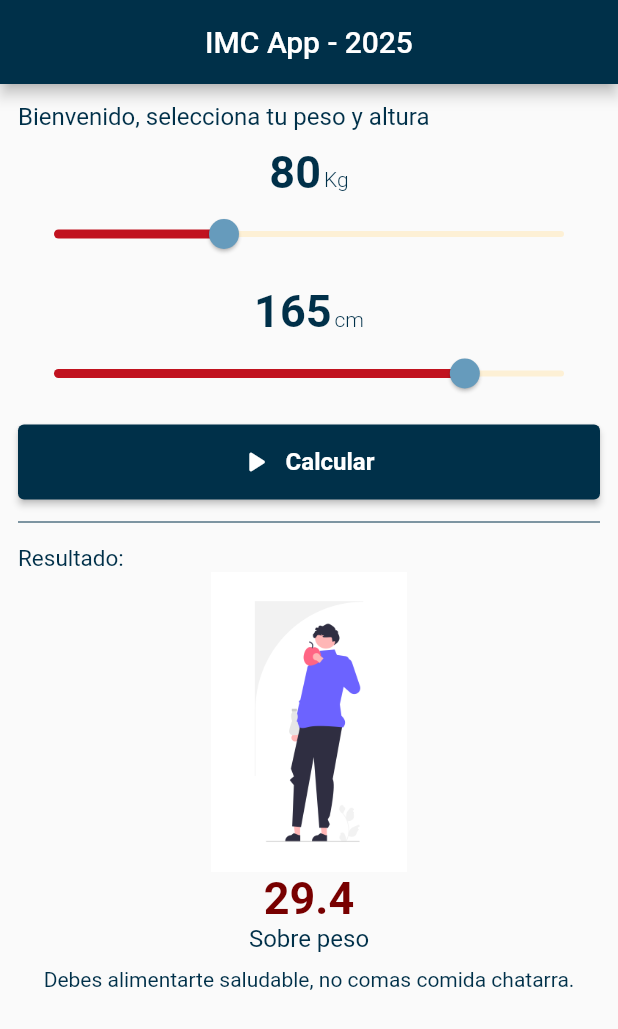
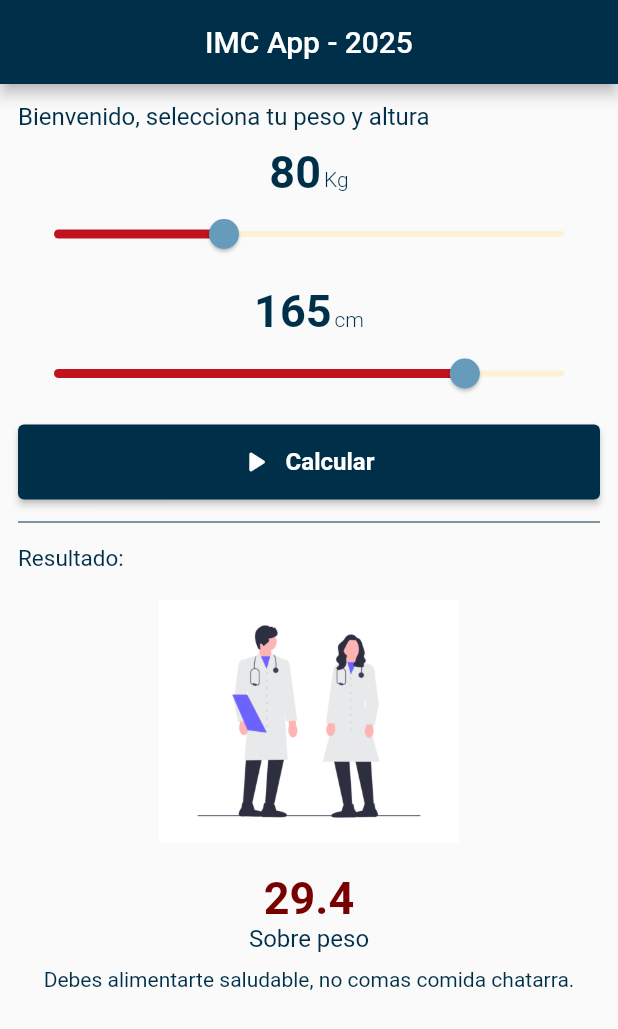
Before and after one commit to duducito15/app07_imc_20242, a Flutter app: the screen it shows after launch, after a tap on "Calcular", on a phone screen of 412 x 824 dp. Shown: the top 1029 px of the screen. Run offline on Flutter 3.47's test engine with Material 3 defaults, Android fonts, the phone set to English and light mode, and no system bars.

Commit message:
IMC completo

```diff
--- a/lib/home_page.dart
+++ b/lib/home_page.dart
@@ -1,5 +1,6 @@
 import 'dart:math';
 
+import 'package:app07_imc_20242/imc_calculator.dart';
 import 'package:flutter/material.dart';
 
 class HomePage extends StatefulWidget {
@@ -13,34 +14,7 @@ class _HomePageState extends State<HomePage> {
   double weight = 80;
   double height = 165;
 
-  double imc = 0;
-  String result = "Normal";
-  String recommendation = "-";
-  String image = "";
-
-  void calculateIMC() {
-    imc = weight / pow(height / 100, 2);
-    if (imc < 18.5) {
-      result = "Bajo peso";
-      recommendation = "Debes alimentarte mejor, come mas saludable";
-      image = "image1";
-    } else if (imc <= 24.9) {
-      result = "Normal";
-      recommendation =
-          "Buen trabajo, sigue comiendo saludable y realiza actividad física.";
-      image = "image2";
-    } else if (imc <= 29.9) {
-      result = "Sobre peso";
-      recommendation = "Debes alimentarte saludable, no comas comida chatarra.";
-      image = "image3";
-    } else {
-      result = "Obesidad";
-      recommendation =
-          "Debes acudir con un especialista, corre en riesgo tu salud";
-      image = "image4";
-    }
-    setState(() {});
-  }
+  IMCCalculator indice = IMCCalculator();
 
   @override
   Widget build(BuildContext context) {
@@ -71,7 +45,7 @@ class _HomePageState extends State<HomePage> {
               textBaseline: TextBaseline.alphabetic,
               children: [
                 Text(
-                  weight.toStringAsFixed(0),
+                  weight.toInt().toString(),
                   style: TextStyle(
                     fontSize: 30.0,
                     fontWeight: FontWeight.bold,
@@ -96,8 +70,9 @@ class _HomePageState extends State<HomePage> {
               min: 20,
               max: 200,
               onChanged: (double value) {
-                weight = value;
-                setState(() {});
+                setState(() {
+                  weight = value;
+                });
               },
             ),
             SizedBox(
@@ -109,7 +84,7 @@ class _HomePageState extends State<HomePage> {
               textBaseline: TextBaseline.alphabetic,
               children: [
                 Text(
-                  height.toStringAsFixed(0),
+                  height.toInt().toString(),
                   style: TextStyle(
                     fontSize: 30.0,
                     fontWeight: FontWeight.bold,
@@ -134,8 +109,9 @@ class _HomePageState extends State<HomePage> {
               min: 20,
               max: 200,
               onChanged: (double value) {
-                height = value;
-                setState(() {});
+                setState(() {
+                  height = value;
+                });
               },
             ),
             SizedBox(
@@ -146,7 +122,9 @@ class _HomePageState extends State<HomePage> {
               height: 50.0,
               child: ElevatedButton.icon(
                 onPressed: () {
-                  calculateIMC();
+                  indice.weight = weight;
+                  indice.height = height;
+                  setState(() {});
                 },
                 label: Text(
                   "Calcular",
@@ -180,7 +158,7 @@ class _HomePageState extends State<HomePage> {
             ),
             Center(
               child: Image.asset(
-                "assets/images/$image.png",
+                "assets/images/${indice.getImage()}.png",
                 height: 200.0,
                 width: 200.0,
                 fit: BoxFit.contain,
@@ -191,7 +169,7 @@ class _HomePageState extends State<HomePage> {
                 mainAxisAlignment: MainAxisAlignment.center,
                 children: [
                   Text(
-                    imc.toStringAsFixed(1),
+                    indice.calculateIMC().toStringAsFixed(1),
                     style: TextStyle(
                       fontSize: 30.0,
                       color: Color(0xFF780000),
@@ -199,7 +177,7 @@ class _HomePageState extends State<HomePage> {
                     ),
                   ),
                   Text(
-                    result,
+                    indice.getResult(),
                     style: TextStyle(
                       fontSize: 16.0,
                       color: Color(0xFF003049),
@@ -210,7 +188,7 @@ class _HomePageState extends State<HomePage> {
                     height: 10.0,
                   ),
                   Text(
-                    recommendation,
+                    indice.getRecommentadtion(),
                     style: TextStyle(
                       fontSize: 14.0,
                       color: Color(0xFF003049),
```
